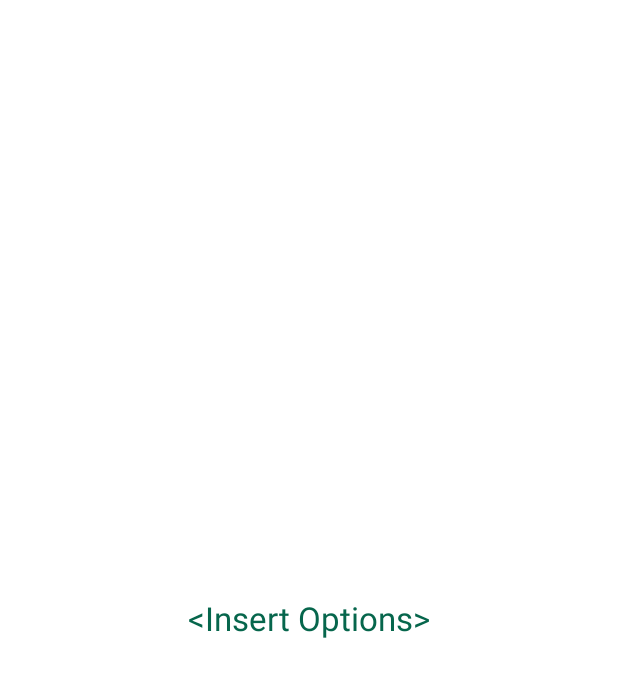
After one commit to d-baranowski/Team-2, an Android app: the layout fragment_options.xml on its own in the app's theme, with its tools: preview values and no code run, on a phone screen of 412 x 824 dp. The commit adds this screen. Shown: the top 677 px of the screen. Run offline under Robolectric (Android 15) with nearby library versions, the phone set to English and light mode, and no system bars.

Commit message:
Programmed the options screen and linked it to the Navigation Bar. Needs some Options.

```diff
--- a/Lloyds_Bank_Team2_App2/app/src/main/java/com/team/two/lloyds_app/screens/drawer/NavigationDrawerFragment.java
+++ b/Lloyds_Bank_Team2_App2/app/src/main/java/com/team/two/lloyds_app/screens/drawer/NavigationDrawerFragment.java
@@ -89,6 +89,9 @@ public class NavigationDrawerFragment extends Fragment {
                         break;
                     case 4:
                         ((MainActivity) getActivity()).openPlanner();
+                        break;
+                    case 7:
+                        ((MainActivity) getActivity()).openOptions();
                         break;
                     case 9:
                         ((MainActivity) getActivity()).logOut();
--- a/Lloyds_Bank_Team2_App2/app/src/main/java/com/team/two/lloyds_app/screens/fragments/BranchFinderFragment.java
+++ b/Lloyds_Bank_Team2_App2/app/src/main/java/com/team/two/lloyds_app/screens/fragments/BranchFinderFragment.java
@@ -1,4 +1,10 @@
 package com.team.two.lloyds_app.screens.fragments;
+
+/*
+Author : Matthew Selby
+Date :
+Purpose : Branch Finder
+ */
 
 import android.content.Intent;
 import android.content.pm.ActivityInfo;
--- /dev/null
+++ b/Lloyds_Bank_Team2_App2/app/src/main/res/layout/fragment_options.xml
@@ -0,0 +1,16 @@
+<RelativeLayout xmlns:android="http://schemas.android.com/apk/res/android"
+    xmlns:tools="http://schemas.android.com/tools"
+    android:layout_width="match_parent"
+    android:layout_height="match_parent"
+    tools:context="com.team.two.lloyds_app.screens.fragments.OptionsFragment"
+    android:background="#ffffffff">
+
+    <TextView
+        android:layout_width="wrap_content"
+        android:layout_height="wrap_content"
+        android:textAppearance="?android:attr/textAppearanceLarge"
+        android:text="&lt;Insert Options>"
+        android:id="@+id/textView"
+        android:layout_centerVertical="true"
+        android:layout_centerHorizontal="true" />
+</RelativeLayout>
--- a/Lloyds_Bank_Team2_App2/app/src/main/res/values/strings.xml
+++ b/Lloyds_Bank_Team2_App2/app/src/main/res/values/strings.xml
@@ -41,4 +41,7 @@
     <string name="action_sign_in">Log In</string>
     <string name="drawer_open">open</string>
     <string name="drawer_close">close</string>
+
+<!-- TODO: Remove or change this placeholder text -->
+    <string name="hello_blank_fragment">Hello blank fragment</string>
 </resources>
```
Also changed, not shown: Lloyds_Bank_Team2_App2/app/src/main/java/com/team/two/lloyds_app/screens/activities/MainActivity.java (+8 -0 lines), Lloyds_Bank_Team2_App2/app/src/main/java/com/team/two/lloyds_app/screens/fragments/OptionsFragment.java (added, +30 -0 lines).
